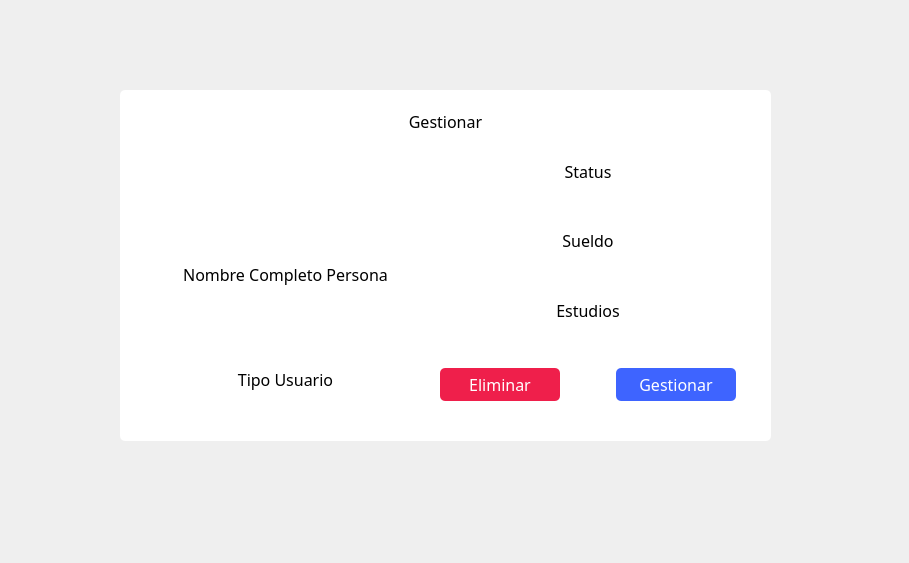
First picture: the form in hospital-Core/Widgets/Administrador/administrador_info_gestion.ui, repository MrDanielG/Hospital-SCRUM, before the edit.
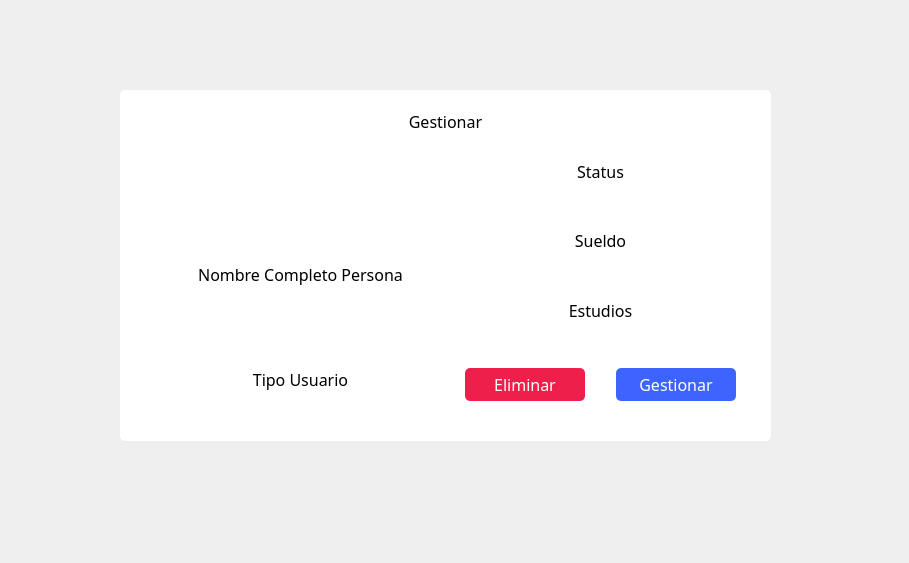
Second picture: the form after the edit. Icons and pictures are not drawn.

Commit message: UI Crear Tip

Diff of the .ui file:
```diff
--- a/hospital-Core/Widgets/Administrador/administrador_info_gestion.ui
+++ b/hospital-Core/Widgets/Administrador/administrador_info_gestion.ui
@@ -57,7 +57,7 @@
     <rect>
      <x>160</x>
      <y>160</y>
-     <width>251</width>
+     <width>281</width>
      <height>231</height>
     </rect>
    </property>
@@ -168,9 +168,9 @@
   <widget class="QWidget" name="layoutWidget">
    <property name="geometry">
     <rect>
-     <x>440</x>
+     <x>465</x>
      <y>160</y>
-     <width>296</width>
+     <width>271</width>
      <height>241</height>
     </rect>
    </property>
```
The commit also changes 5 other files.
